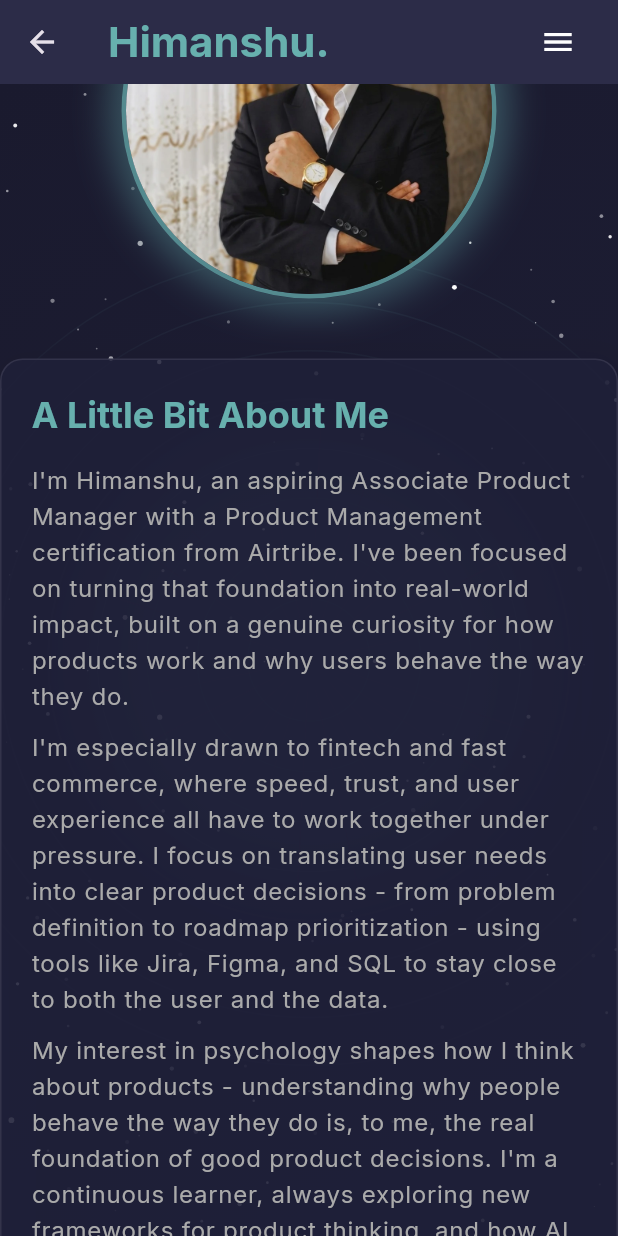
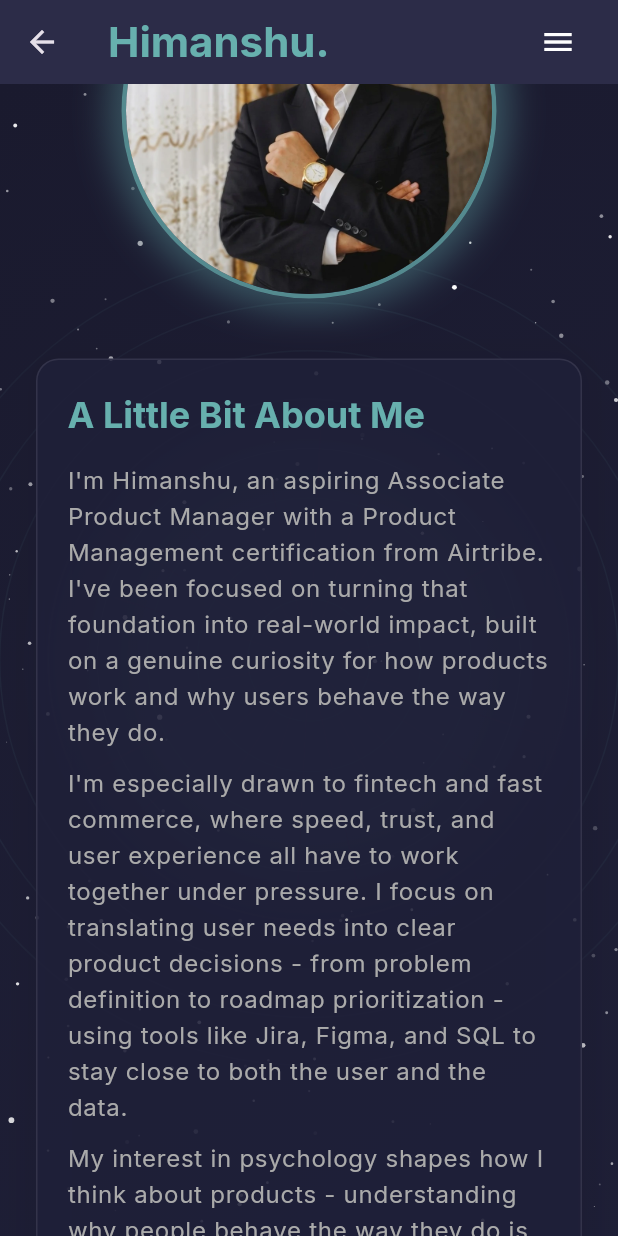
Before and after one commit to Himanshu-moderator/myportfolio, a Flutter app: the HomePage screen opened directly, scrolled down 1728 dp, on a phone screen of 412 x 824 dp. Run offline on Flutter 3.47's test engine with Material 3 defaults, Android fonts, the phone set to English and light mode, and no system bars; drawn by our look-alikes of scroll_to_index; our stand-ins replace animated_text_kit, font_awesome_flutter, google_fonts, visibility_detector; network calls fail.

Commit message:
Fix About section sitting flush against the left edge
Expanded widgets in the content/photo Row stretch edge-to-edge, and the
shared sectionPadding constant is vertical-only, so the card had no
horizontal margin. Add horizontal padding scoped to this section
instead of changing the shared constant, since Skills/Portfolio center
correctly already via a different (max-width) layout approach.

Co-Authored-By: Claude Sonnet 5 <noreply@anthropic.com>

```diff
--- a/lib/widgets/about_section.dart
+++ b/lib/widgets/about_section.dart
@@ -11,7 +11,12 @@ class AboutSection extends StatelessWidget {
   @override
   Widget build(BuildContext context) {
     return Container(
-      padding: AppPaddings.sectionPadding,
+      // sectionPadding is vertical-only; this section's content Row uses
+      // Expanded, which stretches edge-to-edge across the full width, so it
+      // needs its own horizontal padding to avoid sitting flush against the
+      // screen edge (Skills/Portfolio don't need this - their content sizes
+      // to a max-width and is centered by their parent Column instead).
+      padding: AppPaddings.sectionPadding + const EdgeInsets.symmetric(horizontal: 24.0),
       // REMOVED: color: AppColors.background,
       // We want the global animated background to show through, so no solid color here.
       child: ResponsiveLayout(
```
